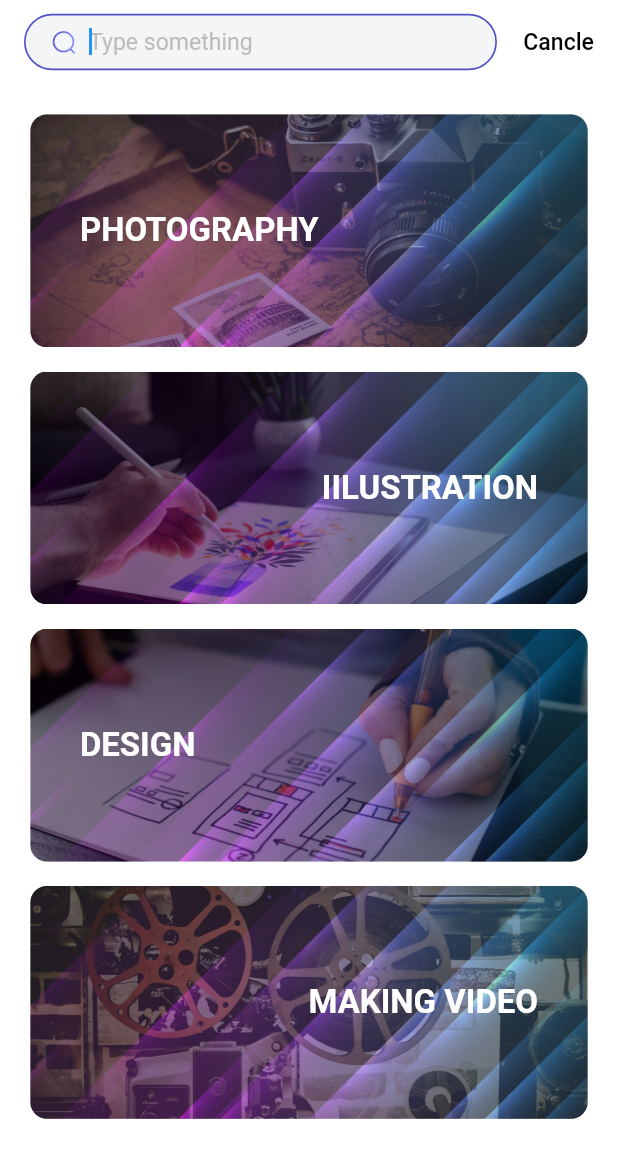
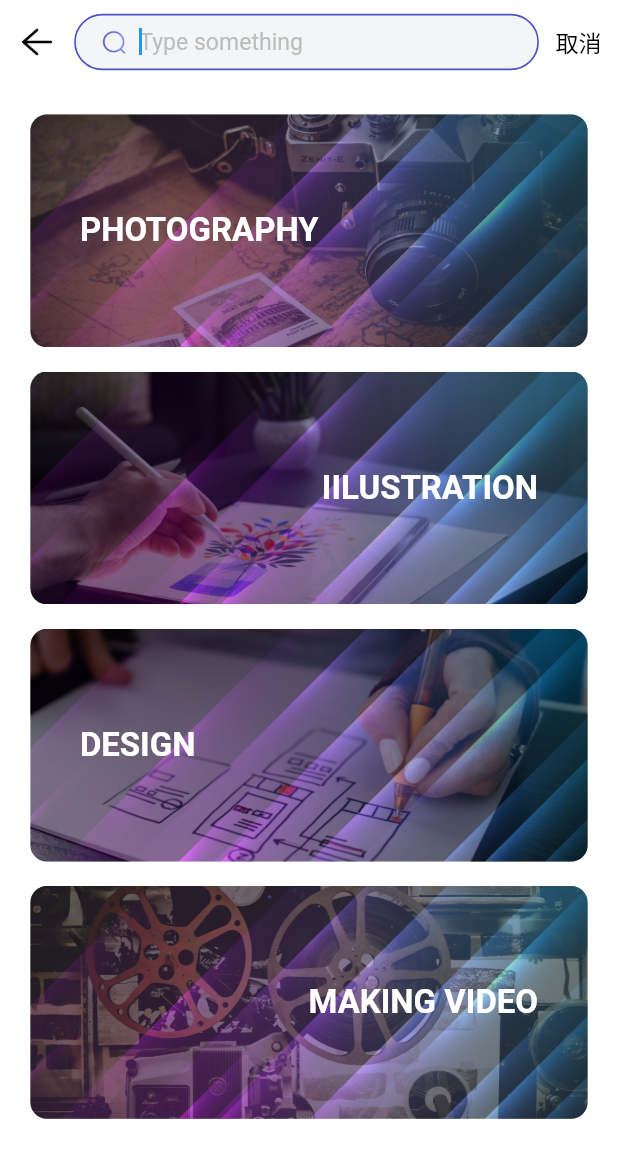
Before and after one commit to RunningHappy/flutter_ui_demo, a Flutter app: the DiscoverSearchPage screen opened directly, after a tap on "Type something", on a phone screen of 412 x 824 dp. Shown: the top 1158 px of the screen. Run offline on Flutter 3.47's test engine with Material 2 defaults, Android fonts, the phone set to English and light mode, and no system bars; our stand-ins replace fluro, flutter_easyloading, flutter_screenutil, flutter_zoom_drawer, photo_view, shared_preferences and 1 more; missing offline and left inert: app_assembly; accounts and stored records are empty; Roboto replaces fonts that are missing (pingfang).

Commit message:
'修改searchbar布局'

```diff
--- a/lib/activity_page/components/activity_item.dart
+++ b/lib/activity_page/components/activity_item.dart
@@ -75,7 +75,7 @@ class _ActivityItemState extends State<ActivityItem> {
                                     text: widget.itemModel.msg,
                                     style: TextStyle(
                                       fontSize: 14.sp,
-                                      color: Color(0xFF888BF4)
+                                      color: const Color(0xFF888BF4)
                                     ),
                                   ),
                                 ]
@@ -89,7 +89,7 @@ class _ActivityItemState extends State<ActivityItem> {
                         widget.itemModel.timeStr,
                         style: TextStyle(
                           fontSize: 12.sp,
-                          color: Color(0xFFBDBDBD)
+                          color: const Color(0xFFBDBDBD)
                         ),
                       )
                     ],
--- a/lib/common_widget/common_search_bar.dart
+++ b/lib/common_widget/common_search_bar.dart
@@ -11,12 +11,18 @@ CommonSearchBar(
   bool? enable = true,
   FocusNode? focusNode,
   bool? showCancle = false,
+  bool? showBack = true,
+  double? backWidth,
+  Widget? backWidget,
+  String? cancleTitle,
   Function()? clickCancle}){
 
   return AppBar(
     backgroundColor: Colors.white,
     elevation: 0,
-    leadingWidth: 0,
+    leadingWidth: showBack! ? 0 : backWidth??0,
+    leading: showBack ? Container() : backWidget,
+    titleSpacing: showBack ? 10.w : 0,
     title: showRightBtn! ? Row(
       children: [
         Expanded(
@@ -67,7 +73,7 @@ CommonSearchBar(
             ),
           )
         ),
-        SizedBox(width: 16.w,),
+        SizedBox(width: 10.w,),
         Image.asset('images/searchappbar/msg_icon.png',width: 36.h,height: 36.h,)
       ],
     ) : Row(
@@ -125,6 +131,7 @@ CommonSearchBar(
             ),
           )
         ),
+        SizedBox(width: showBack ? showCancle ? 10.w : 0 : 10.w,),
         Offstage(
           offstage: showCancle ? false : true,
           child: GestureDetector(
@@ -134,11 +141,11 @@ CommonSearchBar(
               }
             },
             child: Container(
+              margin: EdgeInsets.only(right: showBack ? 0 : 10.w),
               child: Row(
                 children: [
-                  SizedBox(width: 16.w,),
                   Text(
-                    'Cancle',
+                    cancleTitle??'Cancle',
                     style: TextStyle(
                       fontSize: 14.sp,
                       color: Colors.black
--- a/lib/discover_page/search_page/discover_search_page.dart
+++ b/lib/discover_page/search_page/discover_search_page.dart
@@ -3,6 +3,7 @@ import 'package:flutter_screenutil/flutter_screenutil.dart';
 import 'package:new_project/common_widget/common_search_bar.dart';
 import 'package:new_project/common_widget/form_hide_keyboard.dart';
 import 'package:new_project/discover_page/search_page/components/searc_view_item.dart';
+import 'package:new_project/utils/navigator_util.dart';
 
 class DiscoverSearchPage extends StatefulWidget {
   const DiscoverSearchPage({Key? key}) : super(key: key);
@@ -50,7 +51,19 @@ class _DiscoverSearchPageState extends State<DiscoverSearchPage> {
         backgroundColor: Colors.white,
         appBar: CommonSearchBar(search,'Type something',showRightBtn: false,focusNode: _focusNode,showCancle: showCancle,clickCancle: (){
           _focusNode.unfocus();
-        }),
+        },showBack: false, backWidth: 45.w, backWidget: GestureDetector(
+          onTap: (){
+            NavigatorUtil.closeWin(context);
+          },
+          child: Container(
+            // color: Colors.redAccent,
+            margin: EdgeInsets.only(left: 10.w,right: 10.w),
+            child: Image.asset(
+              'images/discover/detail_back_icon.png',
+              color: Colors.black,
+            ),
+          )
+        ),cancleTitle: '取消'),
         body: ListView(
           padding: EdgeInsets.symmetric(horizontal: 20.h,vertical: 20.h),
           children: const [
```
